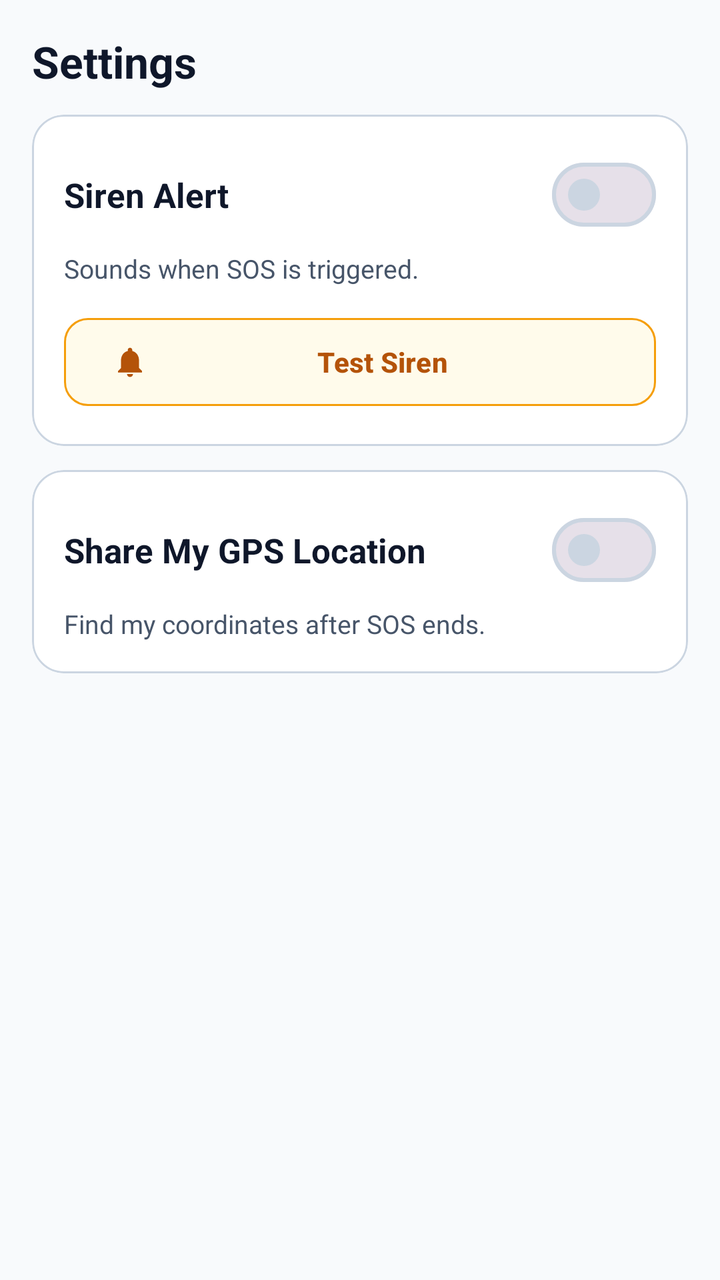
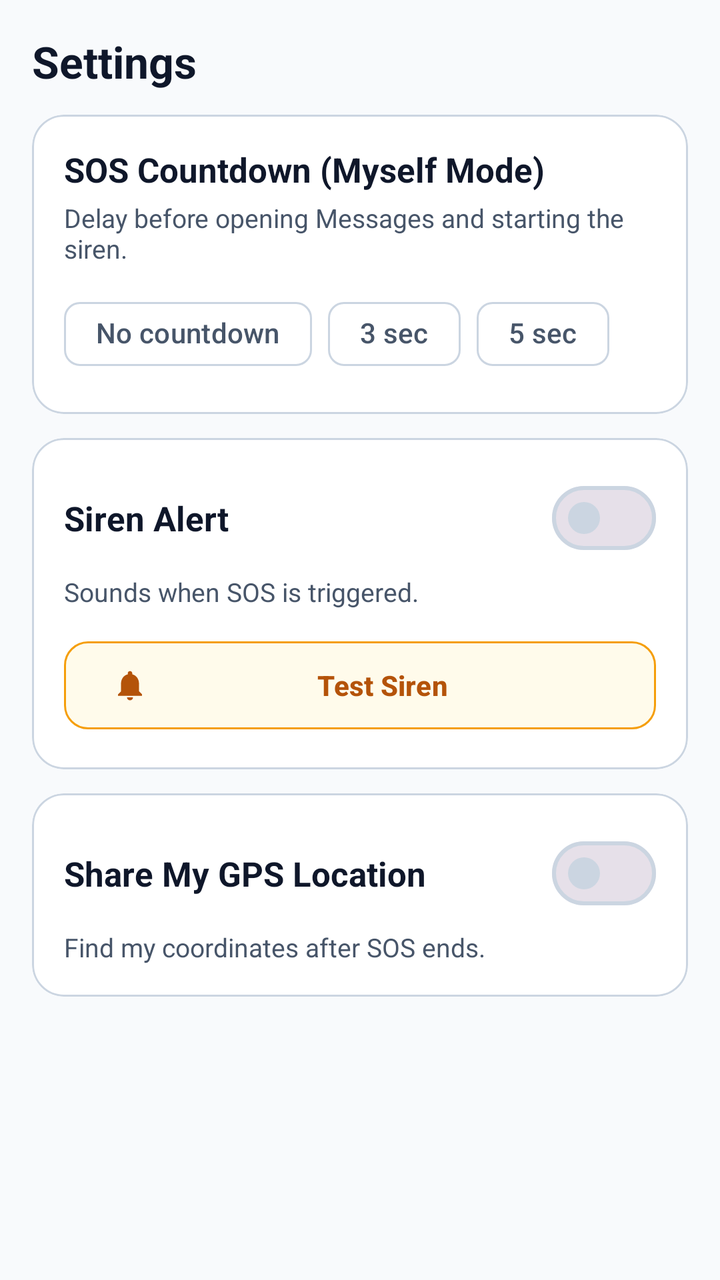

Before-and-after screenshots of an Android layout around one commit, followed by the original layout XML and the change that was made.
<!-- AndroidManifest.xml: application theme Theme.SafeAssist -->
<!-- res/layout/fragment_settings.xml -->
<?xml version="1.0" encoding="utf-8"?>
<ScrollView xmlns:android="http://schemas.android.com/apk/res/android"
    xmlns:app="http://schemas.android.com/apk/res-auto"
    android:layout_width="match_parent"
    android:layout_height="match_parent"
    android:background="@color/bg_light"
    android:fillViewport="true">

    <LinearLayout
        android:layout_width="match_parent"
        android:layout_height="wrap_content"
        android:orientation="vertical"
        android:padding="16dp">

        <TextView
            android:layout_width="match_parent"
            android:layout_height="wrap_content"
            android:text="@string/nav_settings"
            android:textColor="@color/text_primary"
            android:textSize="22sp"
            android:textStyle="bold" />

        
        <com.google.android.material.card.MaterialCardView
            style="@style/SafeAssist.Card"
            android:layout_width="match_parent"
            android:layout_height="wrap_content"
            android:layout_marginTop="12dp">

            <LinearLayout
                android:layout_width="match_parent"
                android:layout_height="wrap_content"
                android:orientation="vertical"
                android:padding="16dp">

                <LinearLayout
                    android:layout_width="match_parent"
                    android:layout_height="wrap_content"
                    android:gravity="center_vertical"
                    android:orientation="horizontal">

                    <TextView
                        android:layout_width="0dp"
                        android:layout_height="wrap_content"
                        android:layout_weight="1"
                        android:text="Siren Alert"
                        android:textColor="@color/text_primary"
                        android:textSize="17sp"
                        android:textStyle="bold" />

                    <com.google.android.material.materialswitch.MaterialSwitch
                        android:id="@+id/switch_siren_enabled"
                        android:layout_width="wrap_content"
                        android:layout_height="wrap_content"
                        android:contentDescription="Enable or disable siren alert" />
                </LinearLayout>

                <TextView
                    android:layout_width="match_parent"
                    android:layout_height="wrap_content"
                    android:layout_marginTop="4dp"
                    android:text="Sounds when SOS is triggered."
                    android:textColor="@color/text_secondary"
                    android:textSize="13sp" />

                <com.google.android.material.button.MaterialButton
                    android:id="@+id/btn_test_stop_siren"
                    style="@style/Widget.Material3.Button.OutlinedButton"
                    android:layout_width="match_parent"
                    android:layout_height="52dp"
                    android:layout_marginTop="12dp"
                    android:text="Test Siren"
                    android:textColor="@color/amber_dark"
                    android:textStyle="bold"
                    app:backgroundTint="@color/amber_bg"
                    app:cornerRadius="12dp"
                    app:icon="@drawable/ic_siren"
                    app:iconTint="@color/amber_dark"
                    app:strokeColor="@color/amber_border" />
            </LinearLayout>
        </com.google.android.material.card.MaterialCardView>

        
        <com.google.android.material.card.MaterialCardView
            style="@style/SafeAssist.Card"
            android:layout_width="match_parent"
            android:layout_height="wrap_content"
            android:layout_marginTop="12dp">

            <LinearLayout
                android:layout_width="match_parent"
                android:layout_height="wrap_content"
                android:orientation="vertical"
                android:padding="16dp">

                <LinearLayout
                    android:layout_width="match_parent"
                    android:layout_height="wrap_content"
                    android:gravity="center_vertical"
                    android:orientation="horizontal">

                    <TextView
                        android:layout_width="0dp"
                        android:layout_height="wrap_content"
                        android:layout_weight="1"
                        android:text="Share My GPS Location"
                        android:textColor="@color/text_primary"
                        android:textSize="17sp"
                        android:textStyle="bold" />

                    <com.google.android.material.materialswitch.MaterialSwitch
                        android:id="@+id/switch_gps_preview"
                        android:layout_width="wrap_content"
                        android:layout_height="wrap_content"
                        android:contentDescription="Share my GPS location after SOS" />
                </LinearLayout>

                <TextView
                    android:layout_width="match_parent"
                    android:layout_height="wrap_content"
                    android:layout_marginTop="4dp"
                    android:text="Find my coordinates after SOS ends."
                    android:textColor="@color/text_secondary"
                    android:textSize="13sp" />
            </LinearLayout>
        </com.google.android.material.card.MaterialCardView>

    </LinearLayout>
</ScrollView>
<!-- resources referenced by this layout -->
<resources>
  <color name="amber_bg">#FFFBEB</color>
  <color name="amber_border">#F59E0B</color>
  <color name="amber_dark">#B45309</color>
  <color name="bg_light">#F8FAFC</color>
  <color name="text_primary">#0F172A</color>
  <color name="text_secondary">#475569</color>
  <!-- drawable ic_siren (drawable) -->
  <?xml version="1.0" encoding="utf-8"?>
  <vector xmlns:android="http://schemas.android.com/apk/res/android"
      android:width="24dp"
      android:height="24dp"
      android:viewportWidth="24"
      android:viewportHeight="24">
      <path
          android:fillColor="#FFFFFF"
          android:pathData="M12,22c1.1,0 2,-0.9 2,-2h-4c0,1.1 0.89,2 2,2zM18,16v-5c0,-3.07 -1.64,-5.64 -4.5,-6.32V4c0,-0.83 -0.67,-1.5 -1.5,-1.5s-1.5,0.67 -1.5,1.5v0.68C7.63,5.36 6,7.92 6,11v5l-2,2v1h16v-1l-2,-2z" />
  </vector>
  <string name="nav_settings">Settings</string>
  <style name="SafeAssist.Card" parent="Widget.Material3.CardView.Outlined">
          <item name="cardBackgroundColor">@color/surface_white</item>
          <item name="strokeColor">@color/border_subtle</item>
          <item name="strokeWidth">1dp</item>
          <item name="cardCornerRadius">16dp</item>
          <item name="cardElevation">0dp</item>
      </style>
  <style name="Theme.SafeAssist" parent="Theme.Material3.Light.NoActionBar">
          <item name="colorPrimary">@color/primary_blue</item>
          <item name="colorOnPrimary">@color/white</item>
          <item name="colorPrimaryContainer">@color/primary_blue_light</item>
          <item name="colorOnPrimaryContainer">@color/primary_blue_dark</item>
          <item name="colorError">@color/sos_red</item>
          <item name="colorOnError">@color/white</item>
          <item name="android:colorBackground">@color/bg_light</item>
          <item name="colorSurface">@color/surface_white</item>
          <item name="colorOnSurface">@color/text_primary</item>
          <item name="colorOnSurfaceVariant">@color/text_secondary</item>
          <item name="colorOutline">@color/border_subtle</item>
          <item name="android:statusBarColor">@color/surface_white</item>
          <item name="android:windowLightStatusBar">true</item>
      </style>
  <color name="surface_white">#FFFFFF</color>
  <color name="border_subtle">#CBD5E1</color>
  <color name="primary_blue">#1D4ED8</color>
  <color name="white">#FFFFFF</color>
  <color name="primary_blue_light">#EFF6FF</color>
  <color name="primary_blue_dark">#1E40AF</color>
  <color name="sos_red">#DC2626</color>
</resources>

<!-- the commit's change to res/layout/fragment_settings.xml (unified diff, before → after) -->
@@ -19,6 +19,70 @@
             android:textColor="@color/text_primary"
             android:textSize="22sp"
             android:textStyle="bold" />
+
+        
+        <com.google.android.material.card.MaterialCardView
+            style="@style/SafeAssist.Card"
+            android:layout_width="match_parent"
+            android:layout_height="wrap_content"
+            android:layout_marginTop="12dp">
+
+            <LinearLayout
+                android:layout_width="match_parent"
+                android:layout_height="wrap_content"
+                android:orientation="vertical"
+                android:padding="16dp">
+
+                <TextView
+                    android:layout_width="match_parent"
+                    android:layout_height="wrap_content"
+                    android:text="SOS Countdown (Myself Mode)"
+                    android:textColor="@color/text_primary"
+                    android:textSize="17sp"
+                    android:textStyle="bold" />
+
+                <TextView
+                    android:layout_width="match_parent"
+                    android:layout_height="wrap_content"
+                    android:layout_marginTop="4dp"
+                    android:text="Delay before opening Messages and starting the siren."
+                    android:textColor="@color/text_secondary"
+                    android:textSize="13sp" />
+
+                <com.google.android.material.chip.ChipGroup
+                    android:id="@+id/chip_group_countdown"
+                    android:layout_width="match_parent"
+                    android:layout_height="wrap_content"
+                    android:layout_marginTop="10dp"
+                    app:selectionRequired="true"
+                    app:singleSelection="true">
+
+                    <com.google.android.material.chip.Chip
+                        android:id="@+id/chip_countdown_0"
+                        style="@style/Widget.Material3.Chip.Filter"
+                        android:layout_width="wrap_content"
+                        android:layout_height="wrap_content"
+                        android:minHeight="48dp"
+                        android:text="No countdown" />
+
+                    <com.google.android.material.chip.Chip
+                        android:id="@+id/chip_countdown_3"
+                        style="@style/Widget.Material3.Chip.Filter"
+                        android:layout_width="wrap_content"
+                        android:layout_height="wrap_content"
+                        android:minHeight="48dp"
+                        android:text="3 sec" />
+
+                    <com.google.android.material.chip.Chip
+                        android:id="@+id/chip_countdown_5"
+                        style="@style/Widget.Material3.Chip.Filter"
+                        android:layout_width="wrap_content"
+                        android:layout_height="wrap_content"
+                        android:minHeight="48dp"
+                        android:text="5 sec" />
+                </com.google.android.material.chip.ChipGroup>
+            </LinearLayout>
+        </com.google.android.material.card.MaterialCardView>
 
         
         <com.google.android.material.card.MaterialCardView
